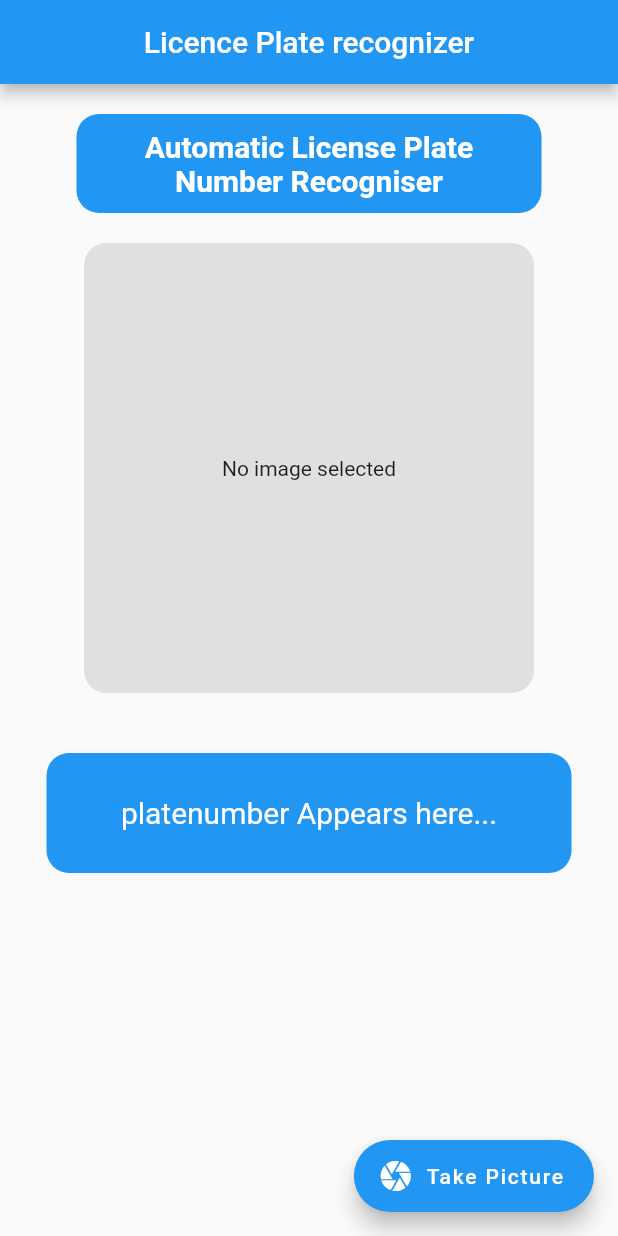
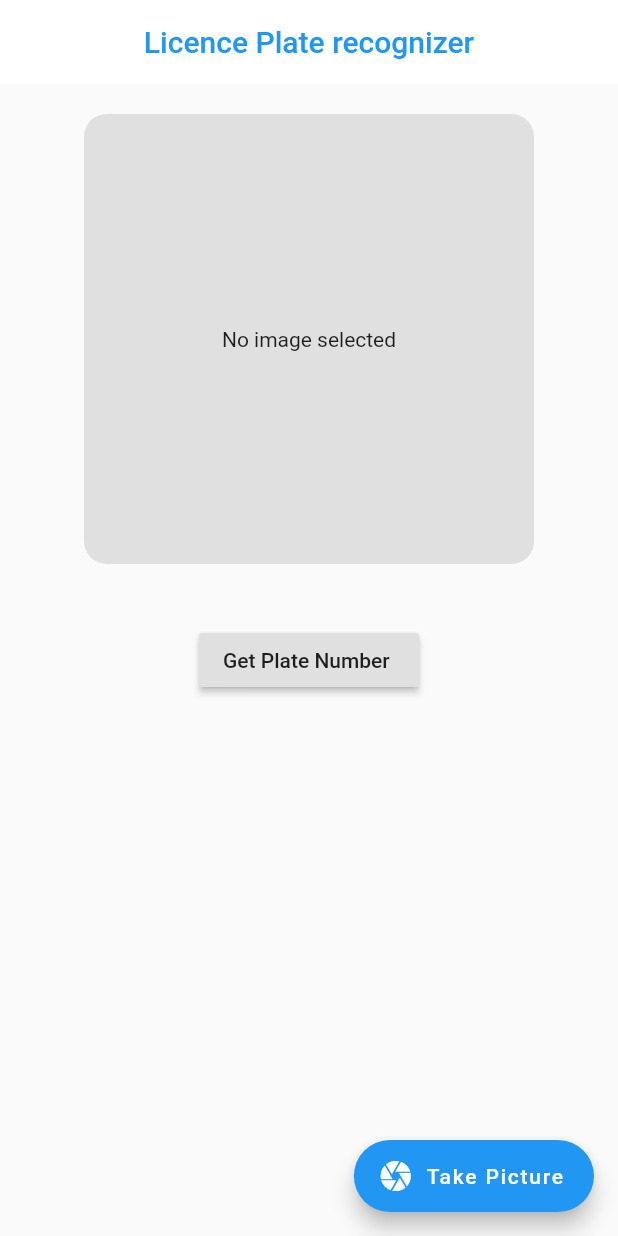
Before and after one commit to Monarene/alpr-project, a Flutter app: the screen it shows after launch, on a phone screen of 412 x 824 dp. Run offline on Flutter 3.47's test engine with Material 2 defaults, Android fonts, the phone set to English and light mode, and no system bars; our stand-ins replace image_picker; Roboto replaces fonts that are missing (Montserrat).

Commit message:
more things work

```diff
--- a/lib/services/plate_recogniser_service.dart
+++ b/lib/services/plate_recogniser_service.dart
@@ -11,7 +11,7 @@ Future<String> plateRecogniser(String imageBase64) async {
     "Authorization": "Token 5fd073409dd7239a9d071e7b4f292744c1abe267"
   });
 
-  var json = convert.jsonDecode(response.body);
-  var results = PlateNumberModel.fromMap(json["results"]["plate"]).toString();
-  return results;
+  var json = await convert.jsonDecode(response.body);
+  var results = PlateNumberModel.fromMap(json["results"][0]);
+  return results.plateNumber;
 }
--- a/lib/views/alpr.dart
+++ b/lib/views/alpr.dart
@@ -1,6 +1,7 @@
 import 'dart:convert';
 import 'dart:io';
 
+import 'package:alpr_x/services/plate_recogniser_service.dart';
 import 'package:flutter/material.dart';
 import 'package:image_picker/image_picker.dart';
 
@@ -12,7 +13,7 @@ class ALPR extends StatefulWidget {
 class _ALPRState extends State<ALPR> {
   File _image;
   final String API_TOKEN = 'Token 5fd073409dd7239a9d071e7b4f292744c1abe267';
-  String results;
+  var results;
   String _imageBase64;
   final _picker = ImagePicker();
 
@@ -26,42 +27,24 @@ class _ALPRState extends State<ALPR> {
       _image = _image;
       _imageBase64 = imageBase64;
     });
-    return imageBase64;
   }
 
   @override
   Widget build(BuildContext context) {
     return Scaffold(
       appBar: AppBar(
+        backgroundColor: Colors.white,
+        elevation: 0.0,
         title: Center(
-          child: Text("Licence Plate recognizer"),
+          child: Text(
+            "Licence Plate recognizer",
+            style: TextStyle(color: Colors.blue),
+          ),
         ),
       ),
       body: Column(
         crossAxisAlignment: CrossAxisAlignment.center,
         children: <Widget>[
-          SizedBox(
-            height: 20,
-          ),
-          Center(
-            child: Container(
-              padding: EdgeInsets.all(10),
-              decoration: BoxDecoration(
-                  borderRadius: BorderRadius.circular(15), color: Colors.blue),
-              child: Center(
-                child: Text(
-                  'Automatic License Plate Number Recogniser',
-                  textAlign: TextAlign.center,
-                  style: TextStyle(
-                      color: Colors.white,
-                      fontSize: 20,
-                      fontFamily: 'Montserrat',
-                      fontWeight: FontWeight.bold),
-                ),
-              ),
-              width: 310,
-            ),
-          ),
           SizedBox(
             height: 20,
           ),
@@ -74,26 +57,35 @@ class _ALPRState extends State<ALPR> {
             child: Center(
                 child: _image == null
                     ? Text("No image selected")
-                    : Image.file(_image)),
+                    : Image.file(
+                        _image,
+                        fit: BoxFit.cover,
+                      )),
           ),
           SizedBox(
             height: 40,
           ),
           Container(
-            decoration: BoxDecoration(
-                borderRadius: BorderRadius.circular(15), color: Colors.blue),
-            child: Center(
-              child: Text(
-                "platenumber Appears here...",
-                textAlign: TextAlign.center,
-                style: TextStyle(
-                    color: Colors.white,
-                    fontSize: 20,
-                    fontFamily: 'Montserrat'),
-              ),
+            child: Row(
+              mainAxisAlignment: MainAxisAlignment.center,
+              children: [
+                RaisedButton(
+                  child: Text("Get Plate Number "),
+                  onPressed: () {
+                    if (_imageBase64 != null) {
+                      var plateNumber = plateRecogniser(_imageBase64);
+                      setState(() {
+                        results = plateNumber;
+                        print(results);
+                      });
+                    }
+                  },
+                ),
+                Container(
+                  child: Text(results == null ? "" : results),
+                )
+              ],
             ),
-            height: 80,
-            width: 350,
           ),
         ],
       ),
```
